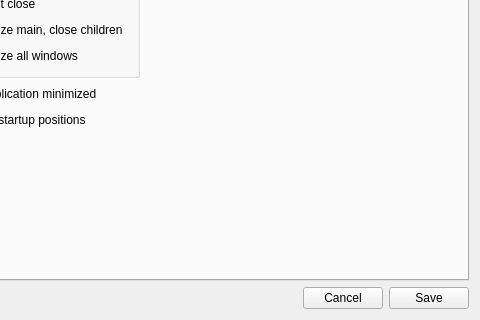
Before: the Qt Designer form app/SysTray-X/SysTray-X-app/preferences.ui in Ximi1970/systray-x, drawn with Qt 5; both pictures show x 88 to 568 and y 200 to 520 of the 568 by 520 pixel window.
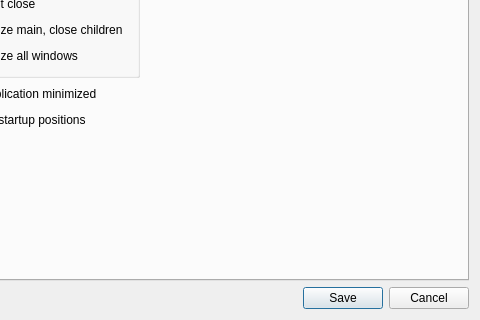
After: the same form once the commit is applied. The open tabs and pages were chosen to show the change. Icons and pictures are not drawn.

Commit message: Use buttonbox in preferences dialog

Diff of the .ui file:
```diff
--- a/app/SysTray-X/SysTray-X-app/preferences.ui
+++ b/app/SysTray-X/SysTray-X-app/preferences.ui
@@ -846,22 +846,11 @@
       </spacer>
      </item>
      <item>
-      <layout class="QHBoxLayout" name="horizontalLayout_7">
-       <item>
-        <widget class="QPushButton" name="cancelPushButton">
-         <property name="text">
-          <string>Cancel</string>
-         </property>
-        </widget>
-       </item>
-       <item>
-        <widget class="QPushButton" name="savePushButton">
-         <property name="text">
-          <string>Save</string>
-         </property>
-        </widget>
-       </item>
-      </layout>
+      <widget class="QDialogButtonBox" name="buttonBox">
+       <property name="standardButtons">
+        <set>QDialogButtonBox::Cancel|QDialogButtonBox::Save</set>
+       </property>
+      </widget>
      </item>
     </layout>
    </item>
```
Left out of the diff: 8 changed lines with no effect on the pictures. The commit also changes 1 other file.
